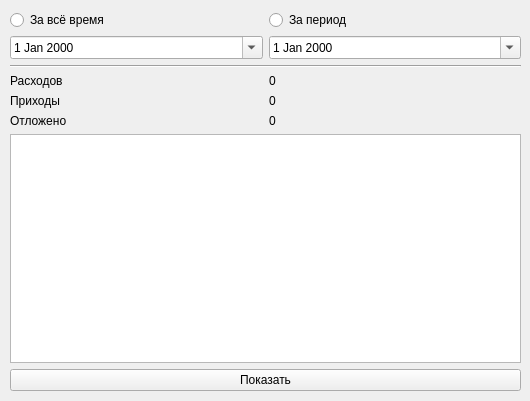
First picture: the form in src/ui/summarywidget.ui, repository sk-jame/android-finance-balance, before the edit.
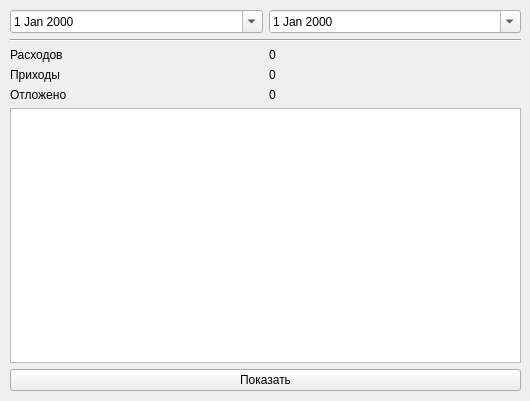
Second picture: the form after the edit. Custom widgets are drawn as their Qt base class.

Commit message: fix table problems

Diff of the .ui file:
```diff
--- a/src/ui/summarywidget.ui
+++ b/src/ui/summarywidget.ui
@@ -23,92 +23,78 @@
     </rect>
    </property>
    <layout class="QGridLayout" name="gridLayout">
-    <item row="3" column="0">
-     <widget class="QLabel" name="labelOut">
-      <property name="text">
-       <string>Расходов</string>
-      </property>
-     </widget>
+    <item row="5" column="0" colspan="2">
+     <widget class="DatabaseTableWidget" name="tableWidget"/>
     </item>
-    <item row="3" column="1">
-     <widget class="QLabel" name="labelOutData">
-      <property name="text">
-       <string>0</string>
-      </property>
-     </widget>
-    </item>
-    <item row="1" column="0">
-     <widget class="QDateEdit" name="deFrom">
-      <property name="calendarPopup">
-       <bool>true</bool>
-      </property>
-     </widget>
-    </item>
-    <item row="1" column="1">
-     <widget class="QDateEdit" name="deTo">
-      <property name="calendarPopup">
-       <bool>true</bool>
-      </property>
-     </widget>
-    </item>
-    <item row="4" column="0">
-     <widget class="QLabel" name="labelIn">
-      <property name="text">
-       <string>Приходы</string>
-      </property>
-     </widget>
-    </item>
-    <item row="5" column="1">
-     <widget class="QLabel" name="labelSavedData">
-      <property name="text">
-       <string>0</string>
-      </property>
-     </widget>
-    </item>
-    <item row="7" column="0" colspan="2">
+    <item row="6" column="0" colspan="2">
      <widget class="QPushButton" name="pushButton">
       <property name="text">
        <string>Показать</string>
       </property>
      </widget>
     </item>
+    <item row="4" column="1">
+     <widget class="QLabel" name="labelSavedData">
+      <property name="text">
+       <string>0</string>
+      </property>
+     </widget>
+    </item>
     <item row="0" column="1">
-     <widget class="QRadioButton" name="rbPeriod">
+     <widget class="QDateEdit" name="deTo">
+      <property name="calendarPopup">
+       <bool>true</bool>
+      </property>
+     </widget>
+    </item>
+    <item row="3" column="0">
+     <widget class="QLabel" name="labelIn">
       <property name="text">
-       <string>За период</string>
+       <string>Приходы</string>
       </property>
      </widget>
     </item>
     <item row="0" column="0">
-     <widget class="QRadioButton" name="rbAllTime">
-      <property name="text">
-       <string>За всё время</string>
+     <widget class="QDateEdit" name="deFrom">
+      <property name="calendarPopup">
+       <bool>true</bool>
       </property>
      </widget>
     </item>
-    <item row="2" column="0" colspan="2">
+    <item row="1" column="0" colspan="2">
      <widget class="Line" name="line">
       <property name="orientation">
        <enum>Qt::Horizontal</enum>
       </property>
      </widget>
     </item>
-    <item row="4" column="1">
+    <item row="3" column="1">
      <widget class="QLabel" name="labelInData">
       <property name="text">
        <string>0</string>
       </property>
      </widget>
     </item>
-    <item row="5" column="0">
+    <item row="4" column="0">
      <widget class="QLabel" name="labelSaved">
       <property name="text">
        <string>Отложено</string>
       </property>
      </widget>
     </item>
-    <item row="6" column="0" colspan="2">
-     <widget class="DatabaseTableWidget" name="tableWidget"/>
+    <item row="2" column="0">
+     <widget class="QLabel" name="labelOut">
+      <property name="text">
+       <string>Расходов</string>
+      </property>
+     </widget>
+    </item>
+    <item row="2" column="1">
+     <widget class="QLabel" name="labelOutData">
+      <property name="text">
+       <string>0</string>
+      </property>
+     </widget>
     </item>
    </layout>
   </widget>
```
Left out of the diff: 13 changed lines with no effect on the pictures. The commit also changes 7 other files.
